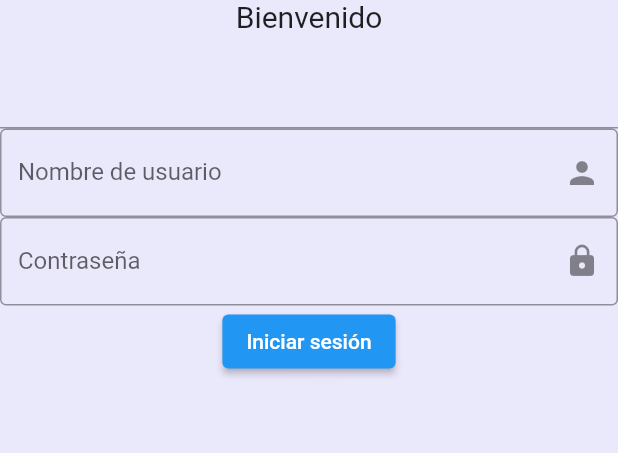
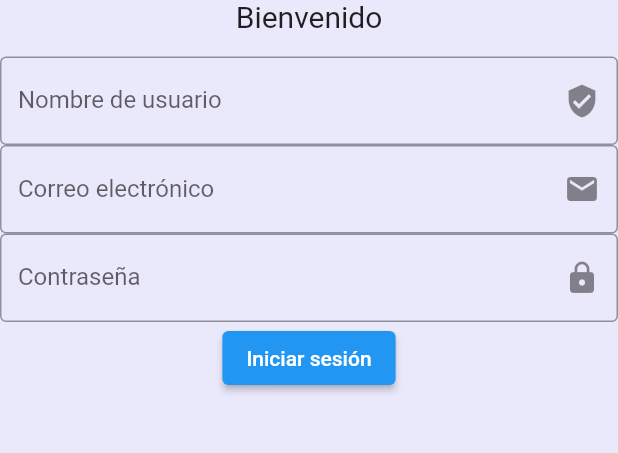
Before and after one commit to mariareyes04/myappsis22, a Flutter app: the screen it shows after launch, after a tap on "Iniciar sesión", on a phone screen of 412 x 824 dp, the part 506-959 px from its top. Run offline on Flutter 3.47's test engine with Material 2 defaults, Android fonts, the phone set to English and light mode, and no system bars; Roboto replaces fonts that are missing (cursive).

```diff
--- a/lib/src/app.dart
+++ b/lib/src/app.dart
@@ -12,6 +12,7 @@ class _MyAppFormState extends State<MyAppForm> {
   String _apellido = '';
   String _username = '';
   String _password = '';
+  String _email = '';
   bool _isLoggedIn = false;
 
   void _onNombreChanged(String valor) {
@@ -38,9 +39,17 @@ class _MyAppFormState extends State<MyAppForm> {
     });
   }
 
+  void _onEmailChanged(String valor) {
+    setState(() {
+      _email = valor;
+    });
+  }
+
   void _submitForm() {
     // Simulamos una verificación de credenciales.
-    if (_username == 'usuario' && _password == 'contraseña') {
+    if (_username == 'usuario' &&
+        _password == 'contraseña' &&
+        _email == 'correo@ejemplo.com') {
       setState(() {
         _isLoggedIn = true;
       });
@@ -80,18 +89,25 @@ class _MyAppFormState extends State<MyAppForm> {
               ),
               if (!_isLoggedIn) ...[
                 TextField(
+                  enableInteractiveSelection: false,
+                  decoration: InputDecoration(
+                    hintText: 'Nombre de usuario',
+                    labelText: 'Nombre de usuario',
+                    suffixIcon: Icon(Icons.verified_user),
+                    border: OutlineInputBorder(),
+                  ),
                   onChanged: _onNombreChanged,
                 ),
                 TextField(
                   enableInteractiveSelection: false,
                   textCapitalization: TextCapitalization.none,
                   decoration: InputDecoration(
-                    hintText: 'Nombre de usuario',
-                    labelText: 'Nombre de usuario',
-                    suffixIcon: Icon(Icons.person),
+                    hintText: 'Correo electrónico',
+                    labelText: 'Correo electrónico',
+                    suffixIcon: Icon(Icons.email),
                     border: OutlineInputBorder(),
                   ),
-                  onChanged: _onUsernameChanged,
+                  onChanged: _onEmailChanged,
                 ),
                 TextField(
                   enableInteractiveSelection: false,
```
